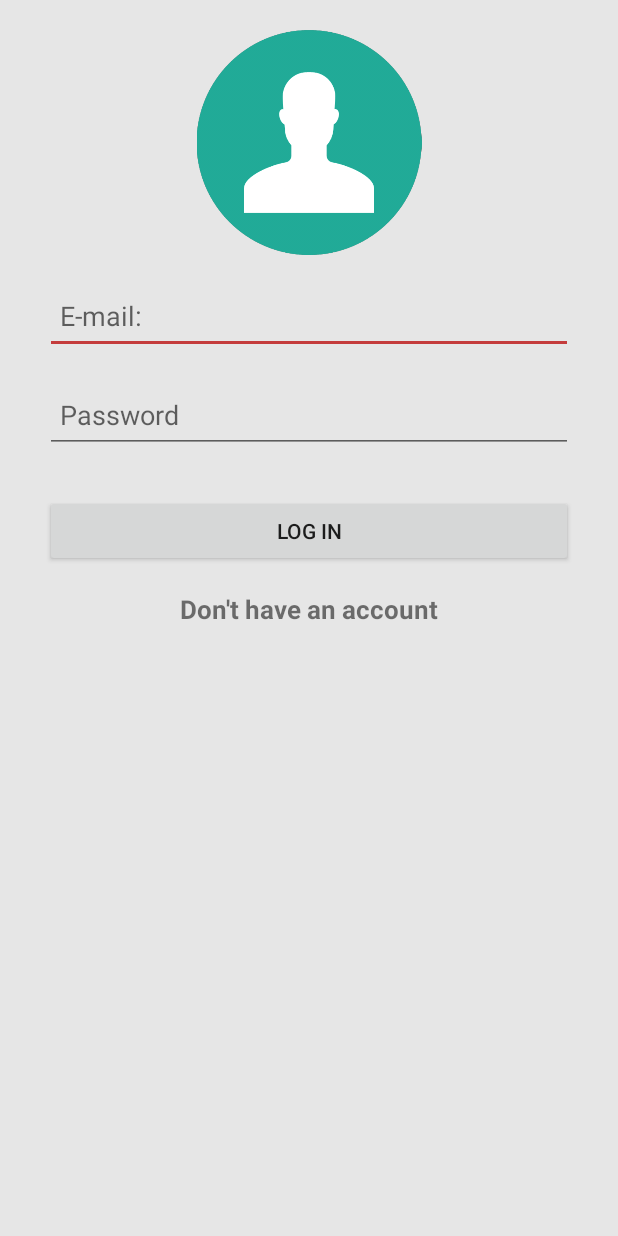
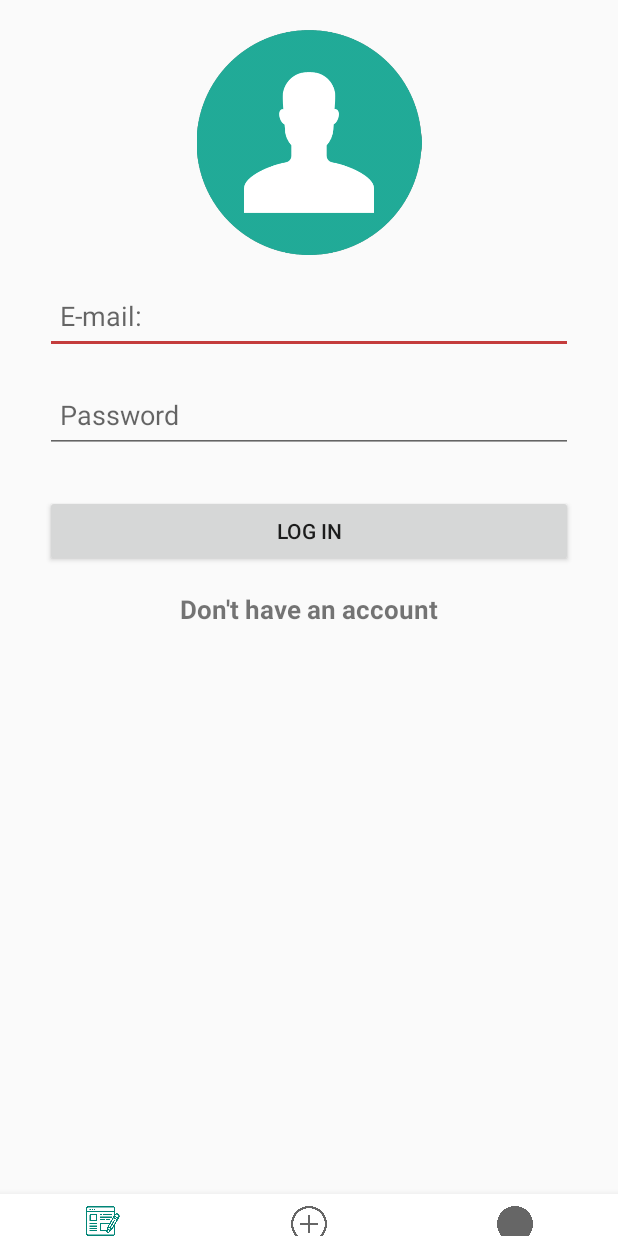
Before and after one commit to IamCostello/ING-Mobile-app-project, an Android app: the screen it shows after launch (MainActivity), on a phone screen of 412 x 824 dp. Run offline under Robolectric (Android 15) with nearby library versions, the phone set to English and light mode, and no system bars; our stand-ins replace Firebase (no records; nobody signed in at launch, a user with empty details on screens opened directly), Timber, data binding, navigation-ui; 2 statements that could not run were skipped.

Commit message:
Add navbar

```diff
--- a/app/src/main/java/com/example/kotlinpostapi/views/MainActivity.kt
+++ b/app/src/main/java/com/example/kotlinpostapi/views/MainActivity.kt
@@ -1,10 +1,12 @@
 package com.example.kotlinpostapi.views
 
 import android.os.Bundle
+import android.view.View
 import androidx.appcompat.app.AppCompatActivity
 import androidx.databinding.DataBindingUtil
 import androidx.navigation.NavController
 import androidx.navigation.findNavController
+import androidx.navigation.fragment.findNavController
 import androidx.navigation.ui.onNavDestinationSelected
 import androidx.navigation.ui.setupWithNavController
 import com.example.kotlinpostapi.Navigation
@@ -15,13 +17,17 @@ import kotlinx.android.synthetic.main.activity_main.*
 
 class MainActivity : AppCompatActivity() {
 
-
     override fun onCreate(savedInstanceState: Bundle?) {
         super.onCreate(savedInstanceState)
         setContentView(R.layout.activity_main)
 
+        bottomNavigationView.setupWithNavController(navhost.findNavController())
+        navhost.findNavController().addOnDestinationChangedListener { controller, destination, arguments ->
+            when(destination.id) {
+                R.id.action_authLogin_to_authRegister -> bottomNavigationView.visibility = View.GONE
+            }
+        }
+    }
 
 
-    }
-
 }
--- a/app/src/main/res/layout/activity_main.xml
+++ b/app/src/main/res/layout/activity_main.xml
@@ -9,8 +9,8 @@
 
 
 
-    <androidx.fragment.app.FragmentContainerView
-        android:id="@+id/fragment2"
+    <fragment
+        android:id="@+id/navhost"
         android:name="androidx.navigation.fragment.NavHostFragment"
         android:layout_width="match_parent"
         android:layout_height="match_parent"
@@ -20,5 +20,19 @@
         app:layout_constraintEnd_toEndOf="parent"
         app:layout_constraintTop_toTopOf="parent"
         app:navGraph="@navigation/nav_graph" />
+
+    <com.google.android.material.bottomnavigation.BottomNavigationView
+        android:id="@+id/bottomNavigationView"
+        android:layout_width="0dp"
+        android:layout_height="wrap_content"
+        app:layout_constraintBottom_toBottomOf="parent"
+        android:visibility="visible"
+        app:layout_constraintEnd_toEndOf="@+id/navhost"
+        app:layout_constraintHorizontal_bias="1.0"
+        app:layout_constraintStart_toStartOf="@+id/navhost"
+        app:layout_constraintTop_toBottomOf="@+id/navhost"
+        app:layout_constraintVertical_bias="1.0"
+        app:itemBackground="@color/colorWhite"
+        app:menu="@menu/bottom_nav_menu" />
 </androidx.constraintlayout.widget.ConstraintLayout>
 </layout>
--- a/app/src/main/res/menu/bottom_nav_menu.xml
+++ b/app/src/main/res/menu/bottom_nav_menu.xml
@@ -8,15 +8,13 @@
         />
     <item
         android:id="@+id/addPost"
+        android:icon="@drawable/more"
+        android:menuCategory="secondary"
+        android:title="Add"/>
+    <item
         android:icon="@drawable/user_icon"
         android:title="User"
         android:menuCategory="secondary"/>
 
-    <item
-        android:id="@+id/userInfo"
-        android:icon="@drawable/more"
-        android:menuCategory="secondary"
-        android:title="Add"/>
-
 
 </menu>
```
